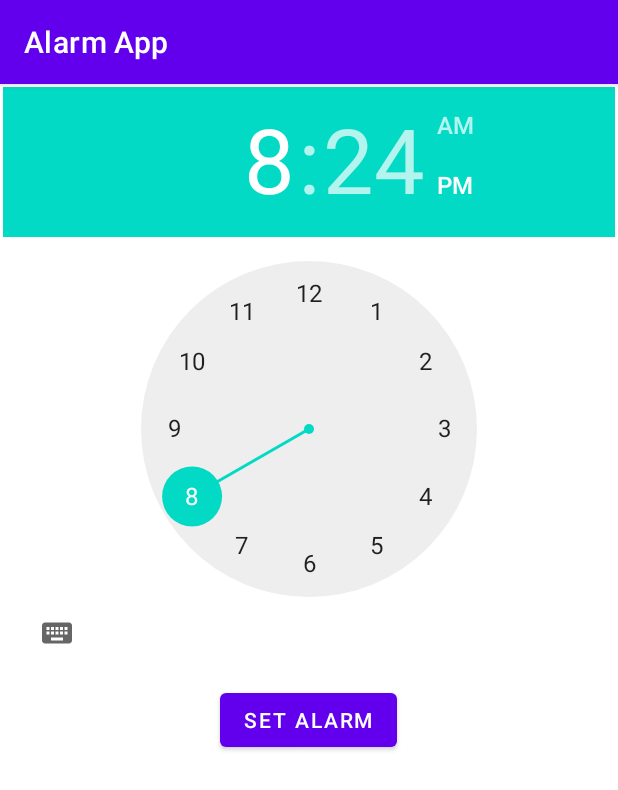
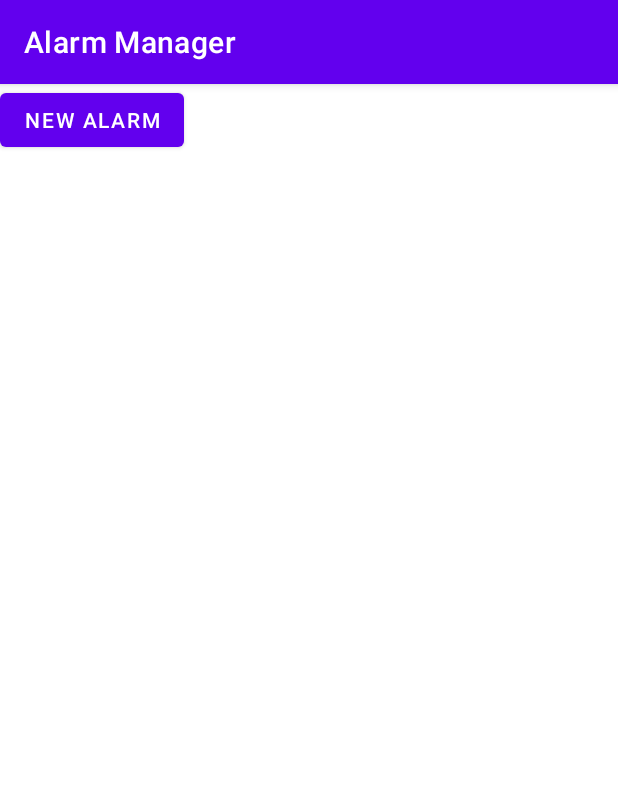
Before and after one commit to FaryaTunviAhmed-bjit/Alarm-Manager, an Android app: the screen it shows after launch (MainActivity), on a phone screen of 412 x 824 dp. Shown: the top 790 px of the screen. Run offline under Robolectric (Android 15) with nearby library versions, the phone set to English and light mode, and no system bars.

Commit message:
Multiple Alarms:
Allow users to set multiple alarms and manage them with options to edit or delete specific alarms. Show the Alarms in a list.

```diff
--- /dev/null
+++ b/app/src/main/java/com/bjit/alarmmanager/AlarmAdapter.kt
@@ -0,0 +1,40 @@
+package com.bjit.alarmmanager
+
+import android.view.LayoutInflater
+import android.view.View
+import android.view.ViewGroup
+import android.widget.ImageButton
+import android.widget.TextView
+import androidx.recyclerview.widget.RecyclerView
+import java.text.SimpleDateFormat
+import java.util.Date
+import java.util.Locale
+
+class AlarmAdapter(
+    private val alarms: MutableList<Alarm>,
+    private val onEdit: (Alarm) -> Unit,
+    private val onDelete: (Alarm) -> Unit
+) : RecyclerView.Adapter<AlarmAdapter.AlarmViewHolder>() {
+
+    inner class AlarmViewHolder(itemView: View) : RecyclerView.ViewHolder(itemView) {
+        val timeTextView: TextView = itemView.findViewById(R.id.timeTextView)
+        val labelTextView: TextView = itemView.findViewById(R.id.labelTextView)
+        val editButton: ImageButton = itemView.findViewById(R.id.editButton)
+        val deleteButton: ImageButton = itemView.findViewById(R.id.deleteButton)
+    }
+
+    override fun onCreateViewHolder(parent: ViewGroup, viewType: Int): AlarmViewHolder {
+        val view = LayoutInflater.from(parent.context).inflate(R.layout.item_alarm, parent, false)
+        return AlarmViewHolder(view)
+    }
+
+    override fun onBindViewHolder(holder: AlarmViewHolder, position: Int) {
+        val alarm = alarms[position]
+        holder.timeTextView.text = SimpleDateFormat("hh:mm a", Locale.getDefault()).format(Date(alarm.hour * 3600000L + alarm.minute * 60000L))
+        holder.labelTextView.text = if (alarm.isEnabled) "Enabled" else "Disabled"
+        holder.editButton.setOnClickListener { onEdit(alarm) }
+        holder.deleteButton.setOnClickListener { onDelete(alarm) }
+    }
+
+    override fun getItemCount(): Int = alarms.size
+}
--- a/app/src/main/res/layout/activity_main.xml
+++ b/app/src/main/res/layout/activity_main.xml
@@ -1,21 +1,17 @@
 <?xml version="1.0" encoding="utf-8"?>
-<RelativeLayout xmlns:android="http://schemas.android.com/apk/res/android"
-    xmlns:tools="http://schemas.android.com/tools"
+<LinearLayout xmlns:android="http://schemas.android.com/apk/res/android"
     android:layout_width="match_parent"
     android:layout_height="match_parent"
-    android:padding="2dp"
-    tools:context=".MainActivity">
-    <TimePicker
-        android:id="@+id/timePicker"
-        android:layout_width="match_parent"
-        android:layout_height="wrap_content"
-        android:layout_centerHorizontal="true" />
+    android:orientation="vertical">
+
     <Button
-        android:id="@+id/buttonAlarm"
+        android:id="@+id/buttonNewAlarm"
         android:layout_width="wrap_content"
         android:layout_height="wrap_content"
-        android:layout_below="@id/timePicker"
-        android:layout_centerInParent="true"
-        android:layout_marginTop="10dp"
-        android:text="Set Alarm" />
-</RelativeLayout>
+        android:text="New Alarm" />
+
+    <androidx.recyclerview.widget.RecyclerView
+        android:id="@+id/recyclerViewAlarms"
+        android:layout_width="match_parent"
+        android:layout_height="match_parent" />
+</LinearLayout>
```
Also changed, not shown: app/src/main/java/com/bjit/alarmmanager/Alarm.kt (added, +8 -0 lines), app/src/main/java/com/bjit/alarmmanager/MainActivity.kt (+72 -58 lines), app/src/main/res/layout/item_alarm.xml (added, +33 -0 lines).
